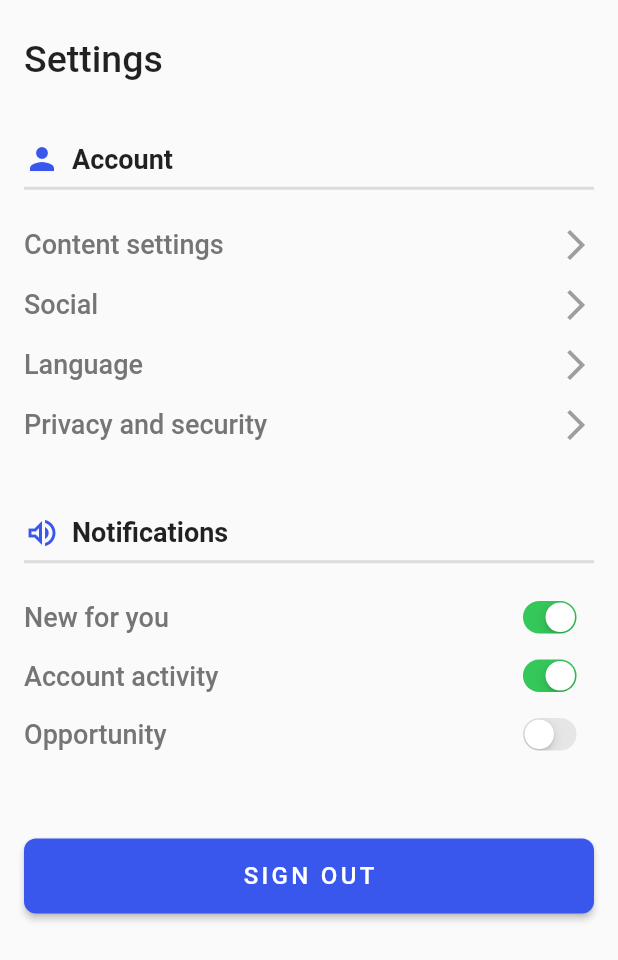
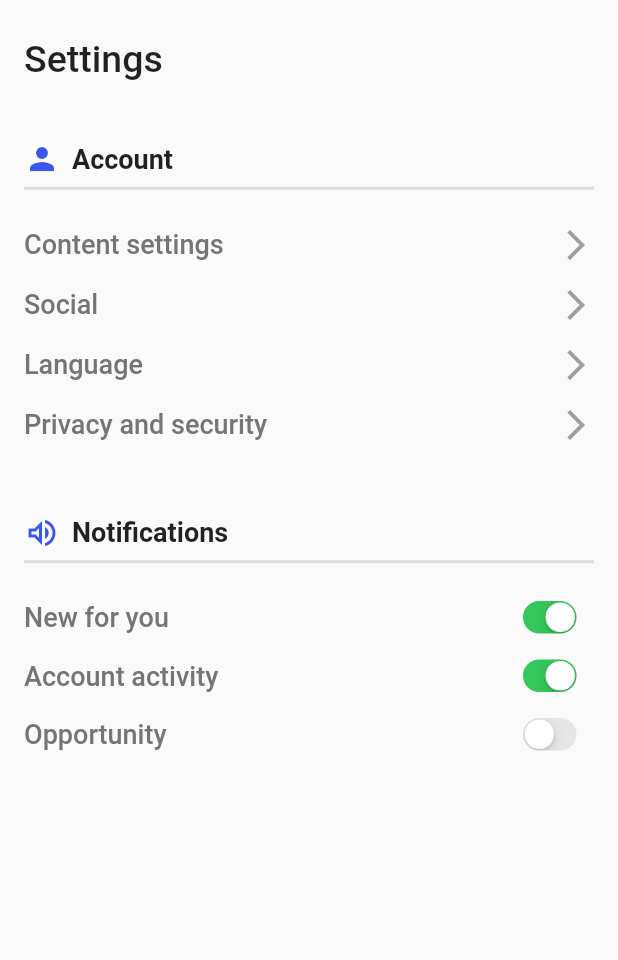
Before and after one commit to Yash2521/My-Village, a Flutter app: the SettingsPage screen opened directly, on a phone screen of 412 x 824 dp. Shown: the top 960 px of the screen. Run offline on Flutter 3.47's test engine with Material 2 defaults, Android fonts, the phone set to English and light mode, and no system bars; our stand-ins replace animated_splash_screen, cloud_firestore, firebase_auth, firebase_core, google_fonts; accounts and stored records are empty.

Commit message:
initial commit

```diff
--- a/lib/drawer.dart
+++ b/lib/drawer.dart
@@ -15,7 +15,7 @@ class MyHeaderDrawer extends StatelessWidget {
             accountEmail: Text('User@gmail.com'),
             currentAccountPicture: CircleAvatar(
               child: ClipOval(
-                child: Image.asset('assest/drawer.png',
+                child: Image.asset('assest/user.png',
                   fit: BoxFit.cover,
                   width: 90,
                   height: 90,
--- a/lib/eventdetail.dart
+++ b/lib/eventdetail.dart
@@ -22,7 +22,8 @@ class _EDState extends State<ED> {
         leading: IconButton(
           icon: Icon(Icons.arrow_back),
           onPressed: () {
-            Navigator.push(context,  MaterialPageRoute(builder: (context) => MyHome()),);
+            Navigator.pop(context);
+            //Navigator.push(context,  MaterialPageRoute(builder: (context) => MyHome()),);
           },
         ),
       ),
--- a/lib/newsdetail.dart
+++ b/lib/newsdetail.dart
@@ -17,7 +17,7 @@ class ND extends StatelessWidget {
         leading: IconButton(
           icon: Icon(Icons.arrow_back),
           onPressed: () {
-            Navigator.push(context,  MaterialPageRoute(builder: (context) => MyHome()),);
+            Navigator.pop(context);
           },
         ),
       ),
--- a/lib/setting.dart
+++ b/lib/setting.dart
@@ -78,17 +78,17 @@ class _SettingsPageState extends State<SettingsPage> {
             SizedBox(
               height: 50,
             ),
-            Center(
-              child: ElevatedButton(
-                style: ButtonStyle(
-                 backgroundColor: MaterialStateColor.resolveWith((states) => Color(0xff3957ed)),
-                ),
-                onPressed: () {},
-                child: Text("SIGN OUT",
-                    style: TextStyle(
-                        fontSize: 16, letterSpacing: 2.2, color: Colors.white)),
-              ),
-            )
+            // Center(
+            //   child: ElevatedButton(
+            //     style: ButtonStyle(
+            //       backgroundColor: MaterialStateColor.resolveWith((states) => Color(0xff3957ed)),
+            //     ),
+            //     onPressed: () {},
+            //     child: Text("SIGN OUT",
+            //         style: TextStyle(
+            //             fontSize: 16, letterSpacing: 2.2, color: Colors.white)),
+            //   ),
+            // )
           ],
         ),
       ),
--- a/lib/update.dart
+++ b/lib/update.dart
@@ -91,7 +91,7 @@ class _UpdatePageState extends State<UpdatePage> {
                     decoration: InputDecoration(
 
                         prefixIcon: Icon(Icons.person),
-                        labelText:"FullName",
+                        labelText:"Full Name",
                         labelStyle: TextStyle(
                           fontSize: 18,
                           color: Colors.grey[400],
@@ -112,7 +112,7 @@ class _UpdatePageState extends State<UpdatePage> {
                     decoration: InputDecoration(
 
                         prefixIcon: Icon(Icons.phone_android),
-                        labelText:"PhoneNumber",
+                        labelText:"Enter Email",
                         labelStyle: TextStyle(
                           fontSize: 18,
                           color: Colors.grey[400],
```
Also changed, not shown: lib/contactdetail.dart (added, +15 -0 lines), lib/register.dart (+0 -27 lines), lib/splash.dart (deleted, +0 -36 lines), assest/drawer.png (deleted), pubspec.lock.
